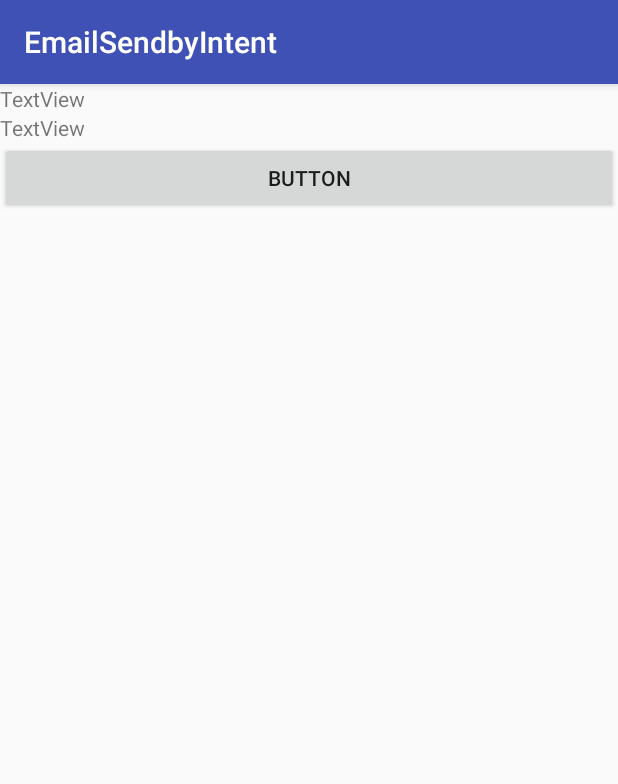
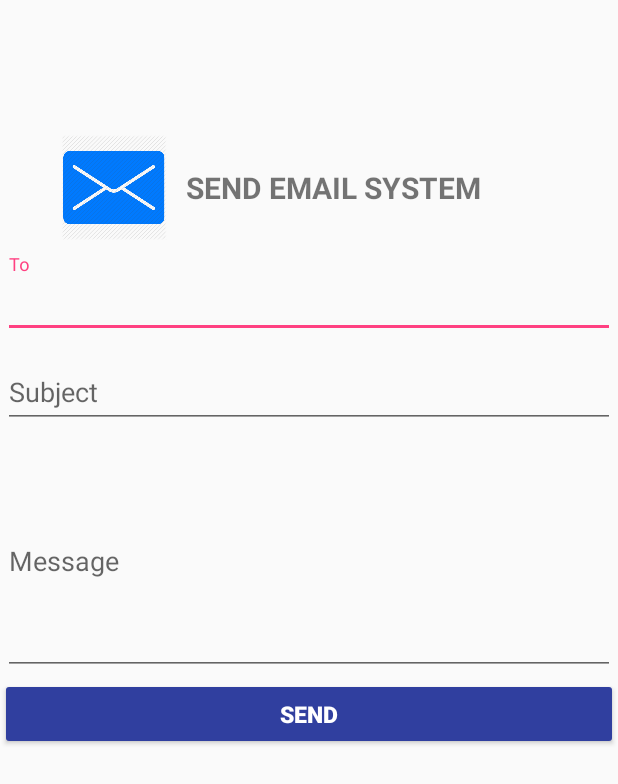
Before and after one commit to yeasinali/EmailSendbyIntent, an Android app: the screen it shows after launch (MainActivity), on a phone screen of 412 x 824 dp. Shown: the top 784 px of the screen. Run offline under Robolectric (Android 15) with nearby library versions, the light colour scheme and no system bars; plain views replace EmailInputView.

Commit message:
validition button and final chak

```diff
--- a/app/build.gradle
+++ b/app/build.gradle
@@ -25,5 +25,7 @@ dependencies {
         exclude group: 'com.android.support', module: 'support-annotations'
     })
     compile 'com.android.support:appcompat-v7:25.1.0'
+    compile 'com.danialgoodwin.android:email-input-view:1.0'
+    compile 'com.android.support:design:25.1.0'
     testCompile 'junit:junit:4.12'
 }
--- a/app/src/main/AndroidManifest.xml
+++ b/app/src/main/AndroidManifest.xml
@@ -1,10 +1,11 @@
 <?xml version="1.0" encoding="utf-8"?>
 <manifest xmlns:android="http://schemas.android.com/apk/res/android"
     package="dataputextra.nayan.com.emailsendbyintent">
+    <uses-permission android:name="android.permission.INTERNET" />
 
     <application
         android:allowBackup="true"
-        android:icon="@mipmap/ic_launcher"
+        android:icon="@drawable/email"
         android:label="@string/app_name"
         android:supportsRtl="true"
         android:theme="@style/AppTheme">
--- a/app/src/main/java/dataputextra/nayan/com/emailsendbyintent/MainActivity.java
+++ b/app/src/main/java/dataputextra/nayan/com/emailsendbyintent/MainActivity.java
@@ -1,13 +1,68 @@
 package dataputextra.nayan.com.emailsendbyintent;
 
+import android.content.Intent;
 import android.support.v7.app.AppCompatActivity;
 import android.os.Bundle;
+import android.view.View;
+import android.widget.Button;
+import android.widget.EditText;
 
-public class MainActivity extends AppCompatActivity {
+import java.util.regex.Matcher;
+import java.util.regex.Pattern;
+
+public class MainActivity extends AppCompatActivity implements View.OnClickListener {
+    private EditText to,subject,message;
+    private Button send;
 
     @Override
     protected void onCreate(Bundle savedInstanceState) {
         super.onCreate(savedInstanceState);
         setContentView(R.layout.activity_main);
+        Allfind();
+    }
+
+    private void Allfind() {
+        to = (EditText)findViewById(R.id.et_to);
+        subject = (EditText)findViewById(R.id.et_subject);
+        message = (EditText)findViewById(R.id.et_message);
+        send = (Button)findViewById(R.id.btn_send);
+        String email_to = to.getText().toString().trim();
+
+
+            send.setOnClickListener(this);
+    }
+
+    @Override
+    public void onClick(View v) {
+        String email_to = to.getText().toString().trim();
+        Email_valid(email_to);
+        String email_subject = subject.getText().toString().trim();
+        String email_message = message.getText().toString().trim();
+        if (isValidEmail(email_to)) {
+            Intent email = new Intent(Intent.ACTION_SEND);
+            email.putExtra(Intent.EXTRA_EMAIL, new String[]{email_to});
+            email.putExtra(Intent.EXTRA_SUBJECT, email_subject);
+            email.putExtra(Intent.EXTRA_TEXT, email_message);
+            email.setType("message/rfc822");
+            startActivity(Intent.createChooser(email, "Send Email Via"));
+
+        }
+
+
+
+    }
+    private void Email_valid(String email){
+        if (!isValidEmail(email)) {
+            to.setError("Invalid Email");
+        }
+
+    }
+    private boolean isValidEmail(String email) {
+        String EMAIL_PATTERN = "^[_A-Za-z0-9-\\+]+(\\.[_A-Za-z0-9-]+)*@"
+                + "[A-Za-z0-9-]+(\\.[A-Za-z0-9]+)*(\\.[A-Za-z]{2,})$";
+
+        Pattern pattern = Pattern.compile(EMAIL_PATTERN);
+        Matcher matcher = pattern.matcher(email);
+        return matcher.matches();
     }
 }
--- a/app/src/main/res/layout/activity_main.xml
+++ b/app/src/main/res/layout/activity_main.xml
@@ -1,33 +1,117 @@
 <?xml version="1.0" encoding="utf-8"?>
-<LinearLayout xmlns:android="http://schemas.android.com/apk/res/android"
+<RelativeLayout xmlns:android="http://schemas.android.com/apk/res/android"
+    xmlns:app="http://schemas.android.com/apk/res-auto"
     xmlns:tools="http://schemas.android.com/tools"
-    android:id="@+id/activity_main"
     android:layout_width="match_parent"
-    android:layout_height="match_parent"
-    android:orientation="vertical"
-    tools:context="dataputextra.nayan.com.emailsendbyintent.MainActivity">
+    android:layout_height="500dp">
 
-    <TextView
-        android:text="TextView"
+
+    <LinearLayout
+        android:id="@+id/lv1"
         android:layout_width="match_parent"
         android:layout_height="wrap_content"
-        android:id="@+id/textView" />
+        android:layout_alignParentTop="true"
+        android:layout_centerHorizontal="true"
+        android:layout_marginTop="80dp"
+        android:gravity="center_horizontal"
+        android:orientation="horizontal"
+        android:padding="10dp"
+        android:weightSum="2">
 
-    <TextView
-        android:text="TextView"
+        <ImageView
+            android:id="@+id/imageView"
+            android:layout_width="0dp"
+            android:layout_height="70dp"
+            android:layout_weight="0.4"
+            android:gravity="left"
+            android:src="@drawable/email"
+            tools:ignore="ContentDescription,RtlHardcoded" />
+
+        <TextView
+            android:layout_width="0dp"
+            android:layout_height="match_parent"
+            android:layout_marginLeft="10dp"
+            android:layout_weight="1.31"
+            android:gravity="center_vertical"
+            android:text="SEND EMAIL SYSTEM"
+            android:textSize="20dp"
+            android:textStyle="bold"
+            tools:ignore="SpUsage" />
+    </LinearLayout>
+
+    <RelativeLayout
         android:layout_width="match_parent"
         android:layout_height="wrap_content"
-        android:id="@+id/textView2" />
+        android:layout_alignParentBottom="true"
+        android:layout_alignParentLeft="true"
+        android:layout_alignParentStart="true">
 
-    <TextView
-        android:text="TextView"
-        android:layout_width="match_parent"
-        android:layout_height="0dp"
-        android:id="@+id/textView3" />
+        <android.support.design.widget.TextInputLayout
+            android:id="@+id/tilname"
+            android:layout_width="match_parent"
+            android:layout_height="wrap_content"
+            android:padding="2dp">
+            <!-- <com.danialgoodwin.ui.EmailInputView-->
+            <AutoCompleteTextView
+                android:id="@+id/et_to"
+                android:layout_width="match_parent"
+                android:layout_height="wrap_content"
+                android:inputType="textEmailAddress"
+                android:hint="To"
+                android:maxLines="1" />
 
-    <Button
-        android:text="Button"
-        android:layout_width="match_parent"
-        android:layout_height="wrap_content"
-        android:id="@+id/button" />
-</LinearLayout>
+        </android.support.design.widget.TextInputLayout>
+
+        <android.support.design.widget.TextInputLayout
+            android:id="@+id/tilemail"
+            android:layout_width="match_parent"
+            android:layout_height="wrap_content"
+            android:layout_below="@+id/tilname"
+            android:padding="2dp">
+
+
+            <AutoCompleteTextView
+                android:id="@+id/et_subject"
+                android:layout_width="match_parent"
+                android:layout_height="wrap_content"
+                android:inputType="textEmailAddress"
+                android:maxLines="1"
+                android:hint="Subject"
+                android:singleLine="true"
+                tools:ignore="Deprecated" />
+
+        </android.support.design.widget.TextInputLayout>
+
+        <android.support.design.widget.TextInputLayout
+            android:id="@+id/tilmobileno"
+            android:layout_width="match_parent"
+            android:layout_height="wrap_content"
+            android:layout_below="@+id/tilemail"
+            android:padding="2dp">
+
+            <AutoCompleteTextView
+                android:id="@+id/et_message"
+                android:layout_width="match_parent"
+                android:layout_height="150dp"
+                android:hint="Message"
+                android:inputType="textLongMessage"
+                tools:ignore="Deprecated" />
+
+
+        </android.support.design.widget.TextInputLayout>
+
+        <Button
+            android:id="@+id/btn_send"
+            android:layout_width="match_parent"
+            android:layout_height="wrap_content"
+            android:layout_below="@+id/tilmobileno"
+            android:text="SEND"
+            android:textColor="#fff"
+            android:textSize="15dp"
+            android:textStyle="bold"
+            android:theme="@style/AppTheme.Button"
+            tools:ignore="HardcodedText,SpUsage" />
+
+
+    </RelativeLayout>
+</RelativeLayout>
--- a/app/src/main/res/values/styles.xml
+++ b/app/src/main/res/values/styles.xml
@@ -6,6 +6,26 @@
         <item name="colorPrimary">@color/colorPrimary</item>
         <item name="colorPrimaryDark">@color/colorPrimaryDark</item>
         <item name="colorAccent">@color/colorAccent</item>
+
+        <item name="windowActionBar">false</item>
+        <item name="windowNoTitle">true</item>
+
+
+    </style>
+    <style name="AppTheme.NoActionBar">
+        <item name="windowActionBar">false</item>
+        <item name="windowNoTitle">true</item>
     </style>
 
+    <style name="AppTheme.AppBarOverlay" parent="ThemeOverlay.AppCompat.Dark.ActionBar" />
+
+    <style name="AppTheme.PopupOverlay" parent="ThemeOverlay.AppCompat.Light" />
+
+    <style name="AppTheme.Button" parent="Widget.AppCompat.Button.Colored">
+        <item name="colorButtonNormal">@color/colorPrimaryDark</item>
+    </style>
+
+    <style name="AppTheme.ButtonBorderless" parent="Widget.AppCompat.Button.Borderless.Colored">
+
+    </style>
 </resources>
```
Also changed, not shown: app/src/main/res/drawable/email.png (added).
